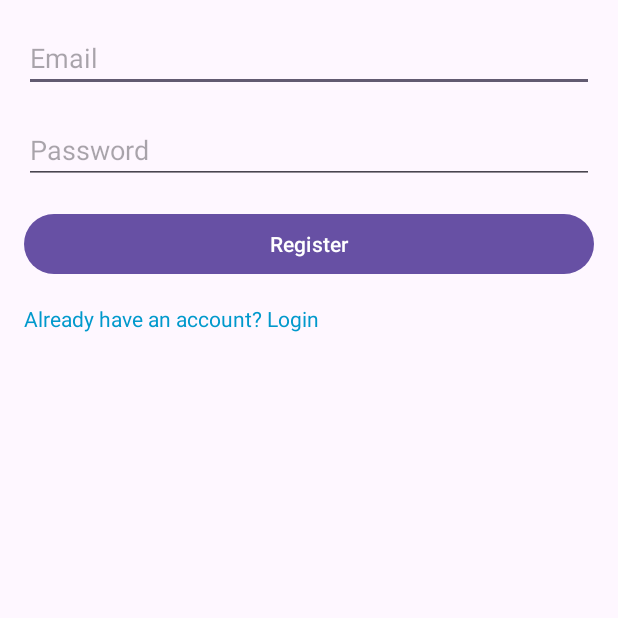
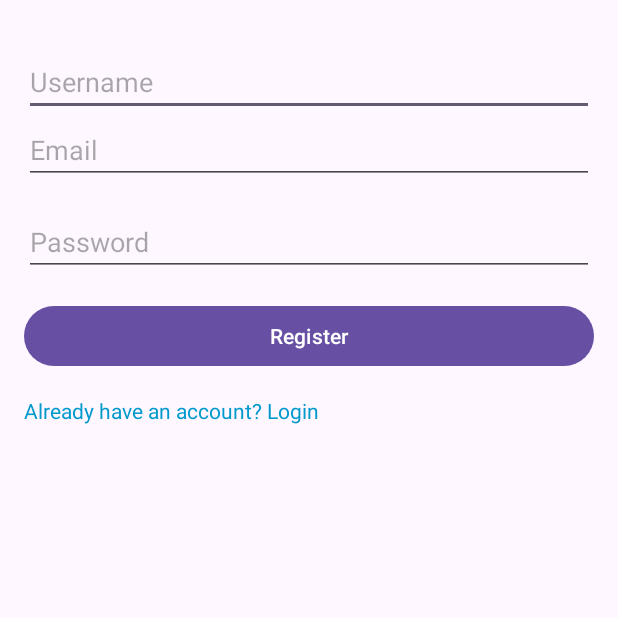
Before and after one commit to bartcanc/thesis-app-android, an Android app: the screen it shows after launch (RegistrationActivity before the commit, RegisterActivity after it), after a tap on "Don't have an account? Register", on a phone screen of 412 x 824 dp, the top half of it. Run offline under Robolectric (Android 15) with nearby library versions, the phone set to English and light mode, and no system bars.

Commit message:
registration and login works!!!

```diff
--- a/app/src/main/AndroidManifest.xml
+++ b/app/src/main/AndroidManifest.xml
@@ -19,7 +19,7 @@
         <activity
             android:name=".MainActivity">
         </activity>
-        <activity android:name=".RegistrationActivity" />
+        <activity android:name=".RegisterActivity" />
         <activity android:name=".LoginActivity"
             android:exported="true">
             <intent-filter>
--- a/app/src/main/java/com/example/thesisapp/ApiClient.kt
+++ b/app/src/main/java/com/example/thesisapp/ApiClient.kt
@@ -1,10 +1,8 @@
-package com.example.thesisapp
-
 import retrofit2.Retrofit
 import retrofit2.converter.gson.GsonConverterFactory
 
 object ApiClient {
-    private const val BASE_URL = "https://192.168.56.1:139/"  // Zamień na swój adres IP i port
+    private const val BASE_URL = "http://192.168.1.5:8000/"
 
     private val retrofit: Retrofit = Retrofit.Builder()
         .baseUrl(BASE_URL)
--- a/app/src/main/java/com/example/thesisapp/LoginActivity.kt
+++ b/app/src/main/java/com/example/thesisapp/LoginActivity.kt
@@ -1,5 +1,7 @@
 package com.example.thesisapp
 
+import LoginRequest
+import LoginResponse
 import android.content.Intent
 import android.os.Bundle
 import android.widget.Button
@@ -10,41 +12,39 @@ import androidx.appcompat.app.AppCompatActivity
 import retrofit2.Call
 import retrofit2.Callback
 import retrofit2.Response
-
 class LoginActivity : AppCompatActivity() {
 
-    private lateinit var etEmail: EditText
+    private lateinit var etUsername: EditText
     private lateinit var etPassword: EditText
     private lateinit var btnLogin: Button
-    private lateinit var tvRegister: TextView
 
     override fun onCreate(savedInstanceState: Bundle?) {
         super.onCreate(savedInstanceState)
         setContentView(R.layout.activity_login)
 
-        etEmail = findViewById(R.id.etLoginEmail)
+        etUsername = findViewById(R.id.etLoginUsername)
         etPassword = findViewById(R.id.etLoginPassword)
         btnLogin = findViewById(R.id.btnLogin)
-        tvRegister = findViewById(R.id.tvRegister)
 
         btnLogin.setOnClickListener {
-            val email = etEmail.text.toString()
+            val username = etUsername.text.toString()
             val password = etPassword.text.toString()
 
-            if (email.isEmpty() || password.isEmpty()) {
-                Toast.makeText(this, "Please enter email and password", Toast.LENGTH_SHORT).show()
+            if (username.isEmpty() || password.isEmpty()) {
+                Toast.makeText(this, "Please enter username and password", Toast.LENGTH_SHORT).show()
             } else {
-                val loginRequest = LoginRequest(email, password)
+                val loginRequest = LoginRequest(username, password)
                 ApiClient.apiService.login(loginRequest).enqueue(object : Callback<LoginResponse> {
                     override fun onResponse(call: Call<LoginResponse>, response: Response<LoginResponse>) {
-                        if (response.isSuccessful && response.body()?.success == true) {
+                        if (response.isSuccessful) {  // Kod HTTP 200
                             Toast.makeText(this@LoginActivity, "Login successful", Toast.LENGTH_SHORT).show()
                             val intent = Intent(this@LoginActivity, MainActivity::class.java)
                             intent.putExtra("message", "Successfully Logged In!")
                             startActivity(intent)
                             finish()
                         } else {
-                            Toast.makeText(this@LoginActivity, "Login failed: Invalid email or password", Toast.LENGTH_SHORT).show()
+                            val errorMessage = response.errorBody()?.string() ?: "Unknown error"
+                            Toast.makeText(this@LoginActivity, "Login failed: $errorMessage", Toast.LENGTH_SHORT).show()
                         }
                     }
 
@@ -53,11 +53,11 @@ class LoginActivity : AppCompatActivity() {
                     }
                 })
             }
+
         }
 
-        tvRegister.setOnClickListener {
-            // Navigate to Registration Activity when the user clicks on the register text
-            startActivity(Intent(this, RegistrationActivity::class.java))
+        findViewById<TextView>(R.id.tvRegister).setOnClickListener {
+            startActivity(Intent(this, RegisterActivity::class.java))
         }
     }
 }
--- a/app/src/main/java/com/example/thesisapp/RegistrationActivity.kt
+++ b/app/src/main/java/com/example/thesisapp/RegisterActivity.kt
@@ -1,5 +1,7 @@
 package com.example.thesisapp
 
+import RegisterRequest
+import RegisterResponse
 import android.content.Intent
 import androidx.appcompat.app.AppCompatActivity
 import android.os.Bundle
@@ -11,50 +13,52 @@ import retrofit2.Call
 import retrofit2.Callback
 import retrofit2.Response
 
-class RegistrationActivity : AppCompatActivity() {
+class RegisterActivity : AppCompatActivity() {
 
+    private lateinit var etUsername: EditText
     private lateinit var etEmail: EditText
     private lateinit var etPassword: EditText
     private lateinit var btnRegister: Button
-    private lateinit var tvLogin: TextView
 
     override fun onCreate(savedInstanceState: Bundle?) {
         super.onCreate(savedInstanceState)
         setContentView(R.layout.activity_registration)
 
+        etUsername = findViewById(R.id.etRegisterUsername)
         etEmail = findViewById(R.id.etRegisterEmail)
         etPassword = findViewById(R.id.etRegisterPassword)
         btnRegister = findViewById(R.id.btnRegister)
-        tvLogin = findViewById(R.id.tvLogin)
 
         btnRegister.setOnClickListener {
+            val username = etUsername.text.toString()
             val email = etEmail.text.toString()
             val password = etPassword.text.toString()
 
-            if (email.isEmpty() || password.isEmpty()) {
+            if (username.isEmpty() || email.isEmpty() || password.isEmpty()) {
                 Toast.makeText(this, "Please fill in all fields", Toast.LENGTH_SHORT).show()
             } else {
-                val registerRequest = RegisterRequest(email, password)
+                val registerRequest = RegisterRequest(username, email, password)
                 ApiClient.apiService.register(registerRequest).enqueue(object : Callback<RegisterResponse> {
                     override fun onResponse(call: Call<RegisterResponse>, response: Response<RegisterResponse>) {
-                        if (response.isSuccessful && response.body()?.success == true) {
-                            Toast.makeText(this@RegistrationActivity, "Registration successful", Toast.LENGTH_SHORT).show()
-                            startActivity(Intent(this@RegistrationActivity, MainActivity::class.java))
-                            finish()
+                        if (response.isSuccessful) {
+                            response.body()?.let {
+                                Toast.makeText(this@RegisterActivity, "Registration successful", Toast.LENGTH_SHORT).show()
+                                startActivity(Intent(this@RegisterActivity, MainActivity::class.java))
+                                finish()
+                            } ?: Toast.makeText(this@RegisterActivity, "Registration failed: Empty response", Toast.LENGTH_SHORT).show()
                         } else {
-                            Toast.makeText(this@RegistrationActivity, "Registration failed: ${response.body()?.message}", Toast.LENGTH_SHORT).show()
+                            Toast.makeText(this@RegisterActivity, "Registration failed: ${response.errorBody()?.string()}", Toast.LENGTH_SHORT).show()
                         }
                     }
                     override fun onFailure(call: Call<RegisterResponse>, t: Throwable) {
-                        Toast.makeText(this@RegistrationActivity, "Error: ${t.message}", Toast.LENGTH_SHORT).show()
+                        Toast.makeText(this@RegisterActivity, "Error: ${t.message}", Toast.LENGTH_SHORT).show()
                     }
                 })
             }
         }
-
-        tvLogin.setOnClickListener {
-            // Navigate to Login Activity when the user clicks on the login text
+        findViewById<TextView>(R.id.tvLogin).setOnClickListener {
             startActivity(Intent(this, LoginActivity::class.java))
         }
+
     }
 }
--- a/app/src/main/res/layout/activity_registration.xml
+++ b/app/src/main/res/layout/activity_registration.xml
@@ -6,6 +6,14 @@
     android:orientation="vertical"
     android:padding="16dp"
     tools:context=".RegisterActivity">
+
+    <EditText
+        android:id="@+id/etRegisterUsername"
+        android:layout_width="match_parent"
+        android:layout_height="wrap_content"
+        android:hint="Username"
+        android:inputType="textPersonName"
+        android:layout_marginTop="16dp"/>
 
     <EditText
         android:id="@+id/etRegisterEmail"
@@ -36,6 +44,7 @@
         android:text="Already have an account? Login"
         android:textColor="@android:color/holo_blue_dark"
         android:layout_marginTop="16dp"
-        android:clickable="true" />
+        android:clickable="true"
+        android:focusable="true" />
 
 </LinearLayout>
```
Also changed, not shown: app/src/main/java/com/example/thesisapp/ApiService.kt (+8 -8 lines), app/src/main/res/layout/activity_login.xml (+6 -4 lines).
